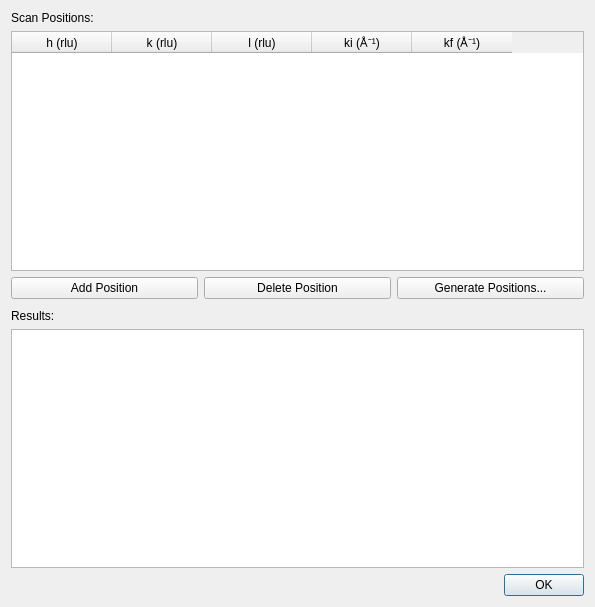
First picture: the form in core/ui/elastic.ui, repository jkrueger1/takin_ill, before the edit.
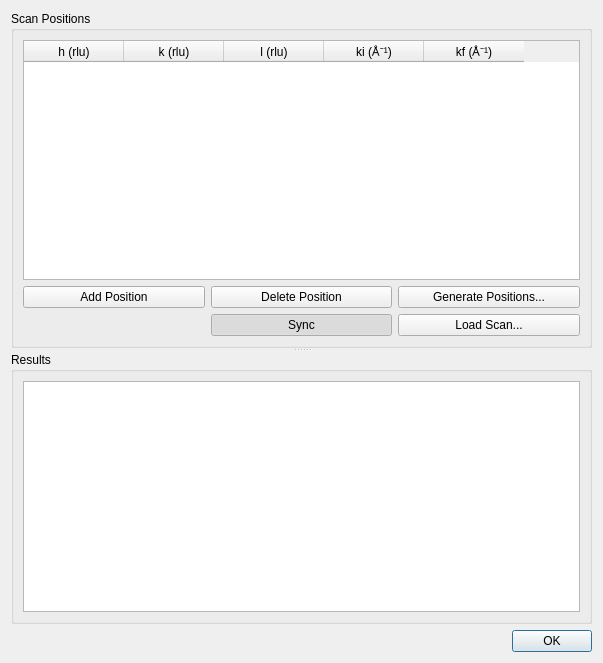
Second picture: the form after the edit.

Commit message: core: added data import to elastic positions dialog

Diff of the .ui file:
```diff
--- a/core/ui/elastic.ui
+++ b/core/ui/elastic.ui
@@ -6,38 +6,55 @@
    <rect>
     <x>0</x>
     <y>0</y>
-    <width>595</width>
-    <height>607</height>
+    <width>603</width>
+    <height>663</height>
    </rect>
   </property>
   <property name="windowTitle">
    <string>Elastic Positions</string>
   </property>
-  <layout class="QGridLayout" name="gridLayout">
-   <item row="5" column="0" colspan="3">
-    <widget class="QTextEdit" name="textResults">
-     <property name="lineWrapMode">
-      <enum>QTextEdit::NoWrap</enum>
-     </property>
-     <property name="readOnly">
-      <bool>true</bool>
-     </property>
-    </widget>
-   </item>
-   <item row="6" column="0" colspan="3">
-    <widget class="QDialogButtonBox" name="buttonBox">
+  <layout class="QGridLayout" name="gridLayout_3">
+   <item row="0" column="0">
+    <widget class="QSplitter" name="splitter">
      <property name="orientation">
-      <enum>Qt::Horizontal</enum>
+      <enum>Qt::Vertical</enum>
      </property>
-     <property name="standardButtons">
-      <set>QDialogButtonBox::Ok</set>
-     </property>
-     <property name="centerButtons">
-      <bool>false</bool>
-     </property>
-    </widget>
-   </item>
-   <item row="1" column="0" colspan="3">
+     <widget class="QGroupBox" name="groupBox">
+      <property name="title">
+       <string>Scan Positions</string>
+      </property>
+      <layout class="QGridLayout" name="gridLayout_2">
+       <item row="1" column="2">
+        <widget class="QPushButton" name="btnGenPositions">
+         <property name="toolTip">
+          <string>Generate scan positions.</string>
+         </property>
+         <property name="text">
+          <string>Generate Positions...</string>
+         </property>
+        </widget>
+       </item>
+       <item row="1" column="1">
+        <widget class="QPushButton" name="btnDelPosition">
+         <property name="toolTip">
+          <string>Remove selected scan position.</string>
+         </property>
+         <property name="text">
+          <string>Delete Position</string>
+         </property>
+        </widget>
+       </item>
+       <item row="1" column="0">
+        <widget class="QPushButton" name="btnAddPosition">
+         <property name="toolTip">
+          <string>Add a new scan position.</string>
+         </property>
+         <property name="text">
+          <string>Add Position</string>
+         </property>
+        </widget>
+       </item>
+       <item row="0" column="0" colspan="3">
     <widget class="QTableWidget" name="tablePositions">
      <property name="showDropIndicator" stdset="0">
       <bool>false</bool>
@@ -78,62 +95,65 @@
      </column>
     </widget>
    </item>
-   <item row="2" column="1">
-    <widget class="QPushButton" name="btnDelPosition">
-     <property name="toolTip">
-      <string>Remove Position</string>
-     </property>
-     <property name="text">
-      <string>Delete Position</string>
-     </property>
-    </widget>
-   </item>
-   <item row="2" column="0">
-    <widget class="QPushButton" name="btnAddPosition">
-     <property name="toolTip">
-      <string>Add Current Position</string>
-     </property>
-     <property name="text">
-      <string>Add Position</string>
-     </property>
-    </widget>
-   </item>
    <item row="2" column="2">
-    <widget class="QPushButton" name="btnGenPositions">
+        <widget class="QPushButton" name="btnLoadScan">
+         <property name="toolTip">
+          <string>Load the scan positions from a data file.</string>
+         </property>
      <property name="text">
-      <string>Generate Positions...</string>
+          <string>Load Scan...</string>
      </property>
     </widget>
    </item>
+       <item row="2" column="1">
+        <widget class="QPushButton" name="btnSync">
+         <property name="toolTip">
+          <string>Get crystal and instrument configuration from Takin's main window.</string>
+         </property>
+         <property name="text">
+          <string>Sync</string>
+         </property>
+         <property name="checkable">
+          <bool>true</bool>
+         </property>
+         <property name="checked">
+          <bool>true</bool>
+         </property>
+        </widget>
+       </item>
+      </layout>
+     </widget>
+     <widget class="QGroupBox" name="groupBox_2">
+      <property name="title">
+       <string>Results</string>
+      </property>
+      <layout class="QGridLayout" name="gridLayout">
    <item row="0" column="0">
-    <widget class="QLabel" name="label">
-     <property name="text">
-      <string>Scan Positions:</string>
-     </property>
-    </widget>
-   </item>
-   <item row="4" column="0" colspan="2">
-    <widget class="QLabel" name="label_2">
-     <property name="text">
-      <string>Results:</string>
-     </property>
-    </widget>
+        <widget class="QTextEdit" name="textResults">
+         <property name="lineWrapMode">
+          <enum>QTextEdit::NoWrap</enum>
+         </property>
+         <property name="readOnly">
+          <bool>true</bool>
+         </property>
+        </widget>
+       </item>
+      </layout>
+     </widget>
+    </widget>
    </item>
-   <item row="3" column="0" colspan="3">
-    <spacer name="verticalSpacer">
+   <item row="1" column="0">
+    <widget class="QDialogButtonBox" name="buttonBox">
      <property name="orientation">
-      <enum>Qt::Vertical</enum>
+      <enum>Qt::Horizontal</enum>
      </property>
-     <property name="sizeType">
-      <enum>QSizePolicy::Fixed</enum>
+     <property name="standardButtons">
+      <set>QDialogButtonBox::Ok</set>
      </property>
-     <property name="sizeHint" stdset="0">
-      <size>
-       <width>20</width>
-       <height>4</height>
-      </size>
+     <property name="centerButtons">
+      <bool>false</bool>
      </property>
-    </spacer>
+    </widget>
    </item>
   </layout>
  </widget>
```
Left out of the diff: 34 changed lines with no effect on the pictures. Lines whose indentation alone changed are shown as unchanged. The commit also changes 2 other files.
